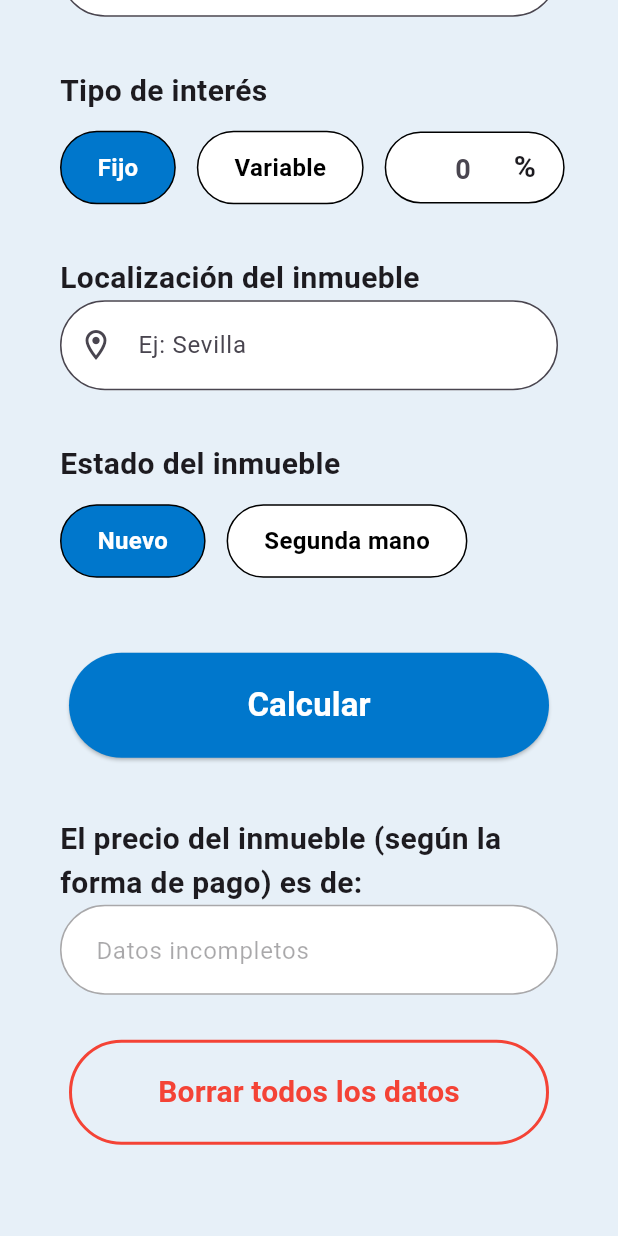
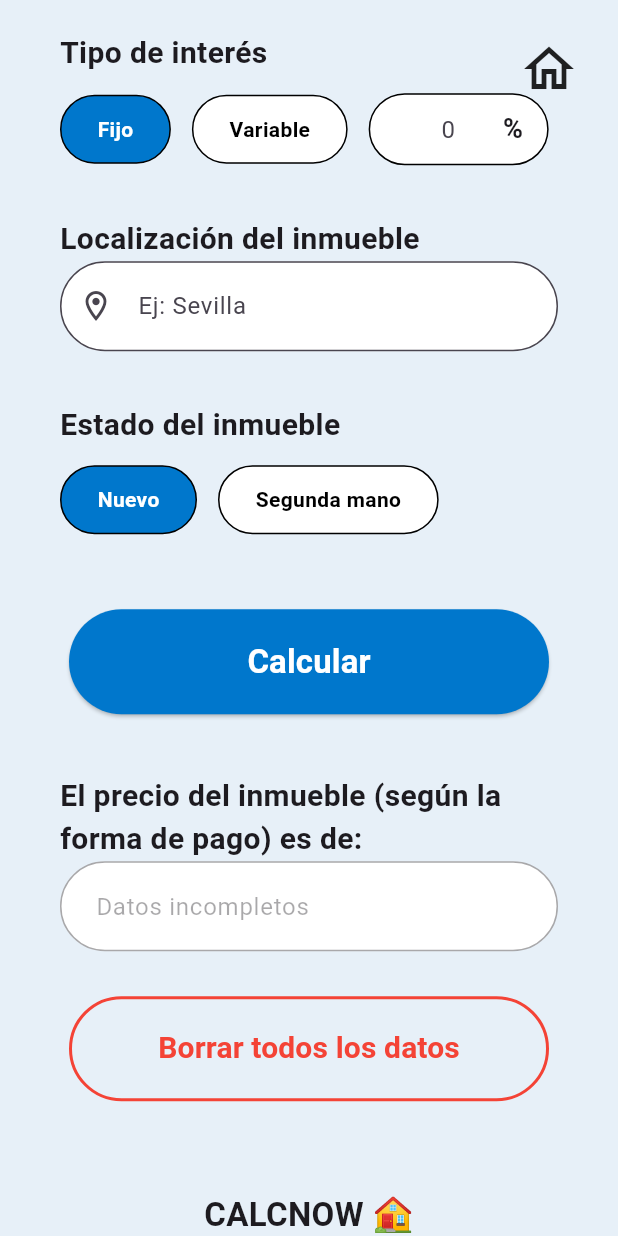
Before and after one commit to guillermoflorez17/CalcNowProyecto, a Flutter app: the HipotecaScreen screen opened by its route, scrolled down 576 dp, after a tap on "Calcular", on a phone screen of 412 x 824 dp. Run offline on Flutter 3.47's test engine with Material 3 defaults, Android fonts, the light colour scheme and no system bars; our stand-ins replace shared_preferences; accounts and stored records are empty; network calls fail; Roboto replaces fonts that are missing (Poppins).

Commit message:
Mejora calculadora de hipotecas: UI final, cálculo y navegación a home

```diff
--- a/calcnowFlutter/lib/auth/views/hipoteca_screen.dart
+++ b/calcnowFlutter/lib/auth/views/hipoteca_screen.dart
@@ -17,46 +17,39 @@ class _HipotecaScreenState extends State<HipotecaScreen> {
   final TextEditingController localizacionController = TextEditingController();
   final TextEditingController resultadoController = TextEditingController();
 
-  // Estado de botones
   String tipoInteres = "fijo";
   String estadoInmueble = "nuevo";
 
-  //----------------------------------------------------
-  // FUNCIÓN DE CÁLCULO
-  //----------------------------------------------------
+  // --------------------------------------------------
+  // CÁLCULO HIPOTECA
+  // --------------------------------------------------
   void calcularHipoteca() {
-    double precio = double.tryParse(precioController.text) ?? 0;
-    double ahorro = double.tryParse(ahorroController.text) ?? 0;
-    int plazo = int.tryParse(plazoController.text) ?? 0;
-    double interes = double.tryParse(interesController.text) ?? 0;
+    final precio = double.tryParse(precioController.text) ?? 0;
+    final ahorro = double.tryParse(ahorroController.text) ?? 0;
+    final plazo = int.tryParse(plazoController.text) ?? 0;
+    final interes = double.tryParse(interesController.text) ?? 0;
 
-    if (precio <= 0 || plazo <= 0) {
+    if (precio <= 0 || plazo <= 0 || interes <= 0) {
       resultadoController.text = "Datos incompletos";
       return;
     }
 
-    double importeHipoteca = precio - ahorro;
-    if (importeHipoteca <= 0) {
-      resultadoController.text = "El ahorro supera el precio del inmueble";
+    final importe = precio - ahorro;
+    if (importe <= 0) {
+      resultadoController.text = "El ahorro supera el precio";
       return;
     }
 
-    // Interés mensual
-    double interesMensual = interes / 100 / 12;
+    final interesMensual = interes / 100 / 12;
+    final cuotas = plazo * 12;
 
-    int pagos = plazo * 12;
+    final cuota = importe *
+        interesMensual /
+        (1 - (1 / pow(1 + interesMensual, cuotas)));
 
-    double cuotaMensual =
-        importeHipoteca *
-            interesMensual /
-            (1 - (1 / pow(1 + interesMensual, pagos)));
-
-    resultadoController.text = "${cuotaMensual.toStringAsFixed(2)} € / mes";
+    resultadoController.text = "${cuota.toStringAsFixed(2)} € / mes";
   }
 
-  //----------------------------------------------------
-  // BORRAR DATOS
-  //----------------------------------------------------
   void borrarDatos() {
     precioController.clear();
     ahorroController.clear();
@@ -71,22 +64,22 @@ class _HipotecaScreenState extends State<HipotecaScreen> {
     });
   }
 
-  //----------------------------------------------------
-  // WIDGET PRINCIPAL
-  //----------------------------------------------------
+  // --------------------------------------------------
+  // UI
+  // --------------------------------------------------
   @override
   Widget build(BuildContext context) {
     return Scaffold(
       backgroundColor: const Color(0xFFE7F0F8),
       body: SafeArea(
-        child: SingleChildScrollView(
-          padding: const EdgeInsets.symmetric(horizontal: 40, vertical: 30),
+        child: Stack(
+          children: [
+            // -------- CONTENIDO --------
+            SingleChildScrollView(
+              padding: const EdgeInsets.symmetric(horizontal: 40, vertical: 40),
               child: Column(
                 crossAxisAlignment: CrossAxisAlignment.start,
                 children: [
-              //------------------------------------------------------------------
-              // TÍTULO
-              //------------------------------------------------------------------
                   const Center(
                     child: Text(
                       "CALCULADORA DE HIPOTECAS",
@@ -98,57 +91,39 @@ class _HipotecaScreenState extends State<HipotecaScreen> {
                   ),
                   const SizedBox(height: 40),
 
-              //------------------------------------------------------------------
-              // PRECIO DEL INMUEBLE
-              //------------------------------------------------------------------
                   campoTitulo("Precio del inmueble"),
                   campoTexto(precioController, hint: "Ej: 250000", sufijo: "€"),
-              const SizedBox(height: 25),
                   campoDescripcion("Calcular qué precio te puedes permitir"),
+                  const SizedBox(height: 30),
 
-              //------------------------------------------------------------------
-              // AHORRO
-              //------------------------------------------------------------------
-              const SizedBox(height: 30),
                   campoTitulo("Ahorro aportado"),
                   campoTexto(ahorroController, hint: "Ej: 60000", sufijo: "€"),
-              const SizedBox(height: 10),
                   campoDescripcion(
-                  "El importe de la hipoteca debe ser inferior o igual al precio del inmueble."),
+                      "El importe de la hipoteca debe ser inferior o igual al precio."),
                   const SizedBox(height: 30),
 
-              //------------------------------------------------------------------
-              // PLAZO
-              //------------------------------------------------------------------
                   campoTitulo("Plazo en años"),
                   campoTexto(plazoController, hint: "Ej: 25"),
                   const SizedBox(height: 35),
 
-              //------------------------------------------------------------------
-              // TIPO DE INTERÉS
-              //------------------------------------------------------------------
                   campoTitulo("Tipo de interés"),
                   const SizedBox(height: 12),
                   Row(
                     children: [
-                  botonSeleccion("Fijo", tipoInteres == "fijo", () {
-                    setState(() => tipoInteres = "fijo");
-                  }),
+                      botonSeleccion("Fijo", tipoInteres == "fijo",
+                          () => setState(() => tipoInteres = "fijo")),
                       const SizedBox(width: 14),
-                  botonSeleccion("Variable", tipoInteres == "variable", () {
-                    setState(() => tipoInteres = "variable");
-                  }),
+                      botonSeleccion("Variable", tipoInteres == "variable",
+                          () => setState(() => tipoInteres = "variable")),
                       const SizedBox(width: 14),
-
-                  // CAMPO DEL PORCENTAJE CON % FIJO
                       Container(
                         width: 120,
                         height: 48,
-                    padding: const EdgeInsets.symmetric(horizontal: 18),
+                        padding: const EdgeInsets.symmetric(horizontal: 16),
                         decoration: BoxDecoration(
                           color: Colors.white,
                           borderRadius: BorderRadius.circular(30),
-                      border: Border.all(color: Colors.black, width: 1),
+                          border: Border.all(color: Colors.black),
                         ),
                         child: Row(
                           children: [
@@ -161,54 +136,40 @@ class _HipotecaScreenState extends State<HipotecaScreen> {
                                   border: InputBorder.none,
                                   hintText: "0",
                                 ),
-                            style: const TextStyle(
-                              fontSize: 18,
-                              fontWeight: FontWeight.w600,
-                            ),
                               ),
                             ),
                             const Text(
                               "%",
                               style: TextStyle(
-                            fontSize: 20,
-                            fontWeight: FontWeight.bold,
+                                  fontSize: 18, fontWeight: FontWeight.bold),
                             ),
-                        )
                           ],
                         ),
                       ),
                     ],
                   ),
 
-              //------------------------------------------------------------------
-              // LOCALIZACIÓN
-              //------------------------------------------------------------------
                   const SizedBox(height: 35),
                   campoTitulo("Localización del inmueble"),
                   campoTexto(localizacionController,
-                  hinIcon: Icons.location_on_outlined, hint: "Ej: Sevilla"),
+                      hinIcon: Icons.location_on_outlined,
+                      hint: "Ej: Sevilla"),
                   const SizedBox(height: 35),
 
-              //------------------------------------------------------------------
-              // ESTADO INMUEBLE
-              //------------------------------------------------------------------
                   campoTitulo("Estado del inmueble"),
                   const SizedBox(height: 12),
                   Row(
                     children: [
-                  botonSeleccion("Nuevo", estadoInmueble == "nuevo", () {
-                    setState(() => estadoInmueble = "nuevo");
-                  }),
+                      botonSeleccion("Nuevo", estadoInmueble == "nuevo",
+                          () => setState(() => estadoInmueble = "nuevo")),
                       const SizedBox(width: 14),
-                  botonSeleccion("Segunda mano", estadoInmueble == "segunda", () {
-                    setState(() => estadoInmueble = "segunda");
-                  }),
+                      botonSeleccion(
+                          "Segunda mano",
+                          estadoInmueble == "segunda",
+                          () => setState(() => estadoInmueble = "segunda")),
                     ],
                   ),
 
-              //------------------------------------------------------------------
-              // BOTÓN CALCULAR
-              //------------------------------------------------------------------
                   const SizedBox(height: 50),
                   Center(
                     child: SizedBox(
@@ -219,33 +180,25 @@ class _HipotecaScreenState extends State<HipotecaScreen> {
                         style: ElevatedButton.styleFrom(
                           backgroundColor: const Color(0xFF0077CC),
                           shape: RoundedRectangleBorder(
-                        borderRadius: BorderRadius.circular(40),
-                      ),
+                              borderRadius: BorderRadius.circular(40)),
                         ),
                         child: const Text(
                           "Calcular",
                           style: TextStyle(
                               fontSize: 22,
                               fontWeight: FontWeight.w700,
-                        color: Colors.white,
-                      ),
+                              color: Colors.white),
                         ),
                       ),
                     ),
                   ),
 
-              //------------------------------------------------------------------
-              // RESULTADO
-              //------------------------------------------------------------------
                   const SizedBox(height: 40),
                   campoTitulo(
                       "El precio del inmueble (según la forma de pago) es de:"),
                   campoTexto(resultadoController, enabled: false),
                   const SizedBox(height: 30),
 
-              //------------------------------------------------------------------
-              // BOTÓN BORRAR
-              //------------------------------------------------------------------
                   Center(
                     child: SizedBox(
                       width: 320,
@@ -255,64 +208,80 @@ class _HipotecaScreenState extends State<HipotecaScreen> {
                         style: OutlinedButton.styleFrom(
                           side: const BorderSide(color: Colors.red, width: 2),
                           shape: RoundedRectangleBorder(
-                        borderRadius: BorderRadius.circular(40),
-                      ),
+                              borderRadius: BorderRadius.circular(40)),
                         ),
                         child: const Text(
                           "Borrar todos los datos",
                           style: TextStyle(
                               fontSize: 20,
                               fontWeight: FontWeight.w700,
-                        color: Colors.red,
-                      ),
+                              color: Colors.red),
                         ),
                       ),
                     ),
                   ),
 
                   const SizedBox(height: 60),
-              Center(
+                  const Center(
                     child: Text(
                       "CALCNOW 🏠",
-                  style: TextStyle(
-                    fontSize: 22,
-                    color: Colors.grey.shade700,
-                    fontWeight: FontWeight.w700,
+                      style:
+                          TextStyle(fontSize: 22, fontWeight: FontWeight.w700),
+                    ),
+                  ),
+                ],
+              ),
+            ),
+
+            // -------- CASITA (SIEMPRE CLICABLE) --------
+            Positioned(
+              top: 20,
+              right: 20,
+              child: Material(
+                color: Colors.transparent,
+                child: InkWell(
+                  borderRadius: BorderRadius.circular(30),
+                  onTap: () {
+                    Navigator.pushNamedAndRemoveUntil(
+                      context,
+                      '/home',
+                      (route) => false,
+                    );
+                  },
+                  child: const Padding(
+                    padding: EdgeInsets.all(6),
+                    child: Icon(
+                      Icons.home_outlined,
+                      size: 40,
+                      color: Colors.black87,
                     ),
                   ),
                 ),
-              const SizedBox(height: 30),
+              ),
+            ),
           ],
-          ),
         ),
       ),
     );
   }
 
-  //----------------------------------------------------
+  // --------------------------------------------------
   // WIDGETS REUTILIZABLES
-  //----------------------------------------------------
+  // --------------------------------------------------
+  Widget campoTitulo(String texto) =>
+      Text(texto, style: const TextStyle(fontSize: 20, fontWeight: FontWeight.bold));
 
-  Widget campoTitulo(String texto) {
-    return Text(
-      texto,
-      style: const TextStyle(fontSize: 20, fontWeight: FontWeight.bold),
-    );
-  }
-
-  Widget campoDescripcion(String texto) {
-    return Text(
-      texto,
-      style: const TextStyle(fontSize: 13, color: Colors.black54),
-    );
-  }
+  Widget campoDescripcion(String texto) =>
+      Text(texto, style: const TextStyle(fontSize: 13, color: Colors.black54));
 
   Widget campoTexto(TextEditingController controller,
-      {String? hint, String? sufijo, IconData? hinIcon, bool enabled = true}) {
+      {String? hint,
+      String? sufijo,
+      IconData? hinIcon,
+      bool enabled = true}) {
     return TextField(
       controller: controller,
       enabled: enabled,
-      keyboardType: TextInputType.text,
       decoration: InputDecoration(
         hintText: hint,
         suffixText: sufijo,
@@ -321,9 +290,7 @@ class _HipotecaScreenState extends State<HipotecaScreen> {
         fillColor: Colors.white,
         contentPadding:
             const EdgeInsets.symmetric(horizontal: 20, vertical: 18),
-        border: OutlineInputBorder(
-          borderRadius: BorderRadius.circular(30),
-        ),
+        border: OutlineInputBorder(borderRadius: BorderRadius.circular(30)),
       ),
     );
   }
@@ -342,9 +309,7 @@ class _HipotecaScreenState extends State<HipotecaScreen> {
           texto,
           style: TextStyle(
               color: activo ? Colors.white : Colors.black,
-            fontSize: 16,
-            fontWeight: FontWeight.w600,
-          ),
+              fontWeight: FontWeight.w600),
         ),
       ),
     );
```
Lines whose indentation alone changed are shown as unchanged.
